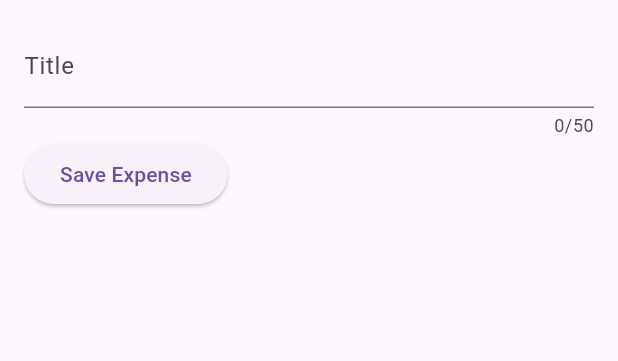
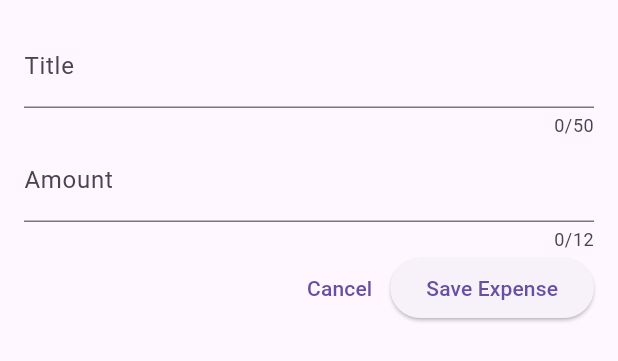
Before and after one commit to dhikadityre/ExpenseTrackerFt, a Flutter app: the NewExpense widget shown alone on an empty page, opened directly, on a phone screen of 412 x 824 dp. Shown: the top 361 px of the screen. Run offline on Flutter 3.47's test engine with Material 3 defaults, Android fonts, the phone set to English and light mode, and no system bars.

Commit message:
feat: implement TextField Price and Button Cancel with Navigator Pop

```diff
--- a/lib/widgets/bottomsheets/new_expense.dart
+++ b/lib/widgets/bottomsheets/new_expense.dart
@@ -11,10 +11,12 @@ class NewExpense extends StatefulWidget {
 
 class _NewExpenseState extends State<NewExpense> {
   final _titleController = TextEditingController();
+  final _priceController = TextEditingController();
 
   @override
   void dispose() {
     _titleController.dispose();
+    _priceController.dispose();
     super.dispose();
   }
 
@@ -32,11 +34,28 @@ class _NewExpenseState extends State<NewExpense> {
               label: Text('Title'),
             ),
           ),
+          TextField(
+            controller: _priceController,
+            maxLength: 12,
+            keyboardType: TextInputType.number,
+            decoration: const InputDecoration(
+              prefixText: 'Rp ',
+              label: Text('Amount'),
+            ),
+          ),
           Row(
             children: [
+              Spacer(),
+              TextButton(
+                onPressed: () {
+                  Navigator.pop(context);
+                },
+                child: const Text('Cancel'),
+              ),
               ElevatedButton(
                 onPressed: () {
                   print(_titleController.text);
+                  print(_priceController.text);
                 },
                 child: Text('Save Expense'),
               ),
```
